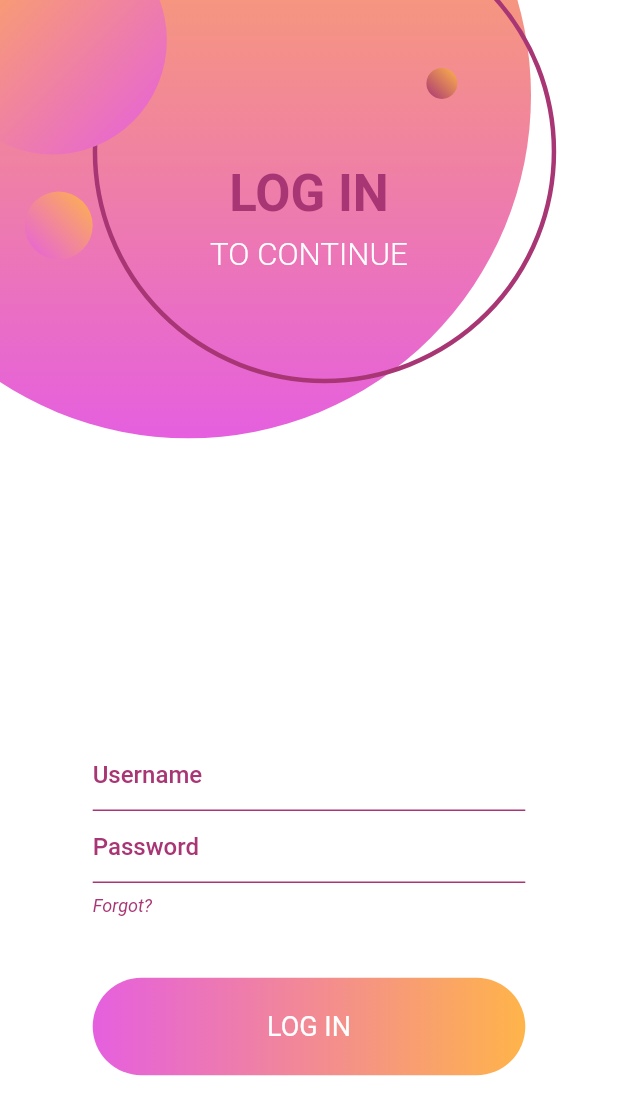
After one commit to DalexisValencia/Simple-login, a Flutter app: the LoginScaffold screen opened directly, on a phone screen of 412 x 824 dp. The commit adds this screen. Shown: the top 1115 px of the screen. Run offline on Flutter 3.47's test engine with Material 2 defaults, Android fonts, the phone set to English and light mode, and no system bars; missing offline and left inert: keyboard_visibility, loading; Roboto replaces fonts that are missing (Litia).

Commit message:
Patron BEM ne la vista Login

```diff
--- /dev/null
+++ b/lib/Screens/Login/components/login__circleHeader.dart
@@ -0,0 +1,99 @@
+import 'package:flutter/material.dart';
+import 'package:third_test_app/widgets/form__circleGradient.dart';
+
+class CircleHeader extends StatelessWidget {
+  @override
+  Widget build(BuildContext context) {
+    return Stack(
+      children: <Widget>[
+        Positioned(
+          top: -MediaQuery.of(context).size.width * 0.40,
+          left: -MediaQuery.of(context).size.width * 0.25,
+          child: CircleGradient(
+            width: MediaQuery.of(context).size.width + 45,
+            height: MediaQuery.of(context).size.width + 45,
+            background: 'gradient',
+            colors: [
+              Theme.of(context).hoverColor,
+              Theme.of(context).primaryColorLight
+            ],
+            radius: MediaQuery.of(context).size.width,
+            gradiendStart: Alignment.topRight,
+            gradientEnd: Alignment.bottomRight,
+            border: null,
+          ),
+        ),
+        Positioned(
+          top: -MediaQuery.of(context).size.width * 0.13,
+          right: MediaQuery.of(context).size.width * 0.10,
+          child: CircleGradient(
+            width: MediaQuery.of(context).size.width * 0.75,
+            height: MediaQuery.of(context).size.width * 0.75,
+            background: 'plane',
+            colors: [
+              Color(0x00000000),
+            ],
+            radius: MediaQuery.of(context).size.width,
+            gradiendStart: null,
+            gradientEnd: null,
+            border: Border.all(
+              width: 3,
+              color: Theme.of(context).primaryColorDark,
+            ),
+          ),
+        ),
+        Positioned(
+          top: -MediaQuery.of(context).size.width * 0.12,
+          left: -MediaQuery.of(context).size.width * 0.1,
+          child: CircleGradient(
+            width: MediaQuery.of(context).size.width * 0.37,
+            height: MediaQuery.of(context).size.width * 0.37,
+            background: 'gradient',
+            colors: [
+              Theme.of(context).hoverColor,
+              Theme.of(context).primaryColorLight
+            ],
+            radius: MediaQuery.of(context).size.width * 0.70,
+            gradiendStart: Alignment.topLeft,
+            gradientEnd: Alignment.bottomRight,
+            border: null,
+          ),
+        ),
+        Positioned(
+          top: MediaQuery.of(context).size.width * 0.31,
+          left: MediaQuery.of(context).size.width * 0.04,
+          child: CircleGradient(
+            width: MediaQuery.of(context).size.width * 0.11,
+            height: MediaQuery.of(context).size.width * 0.11,
+            background: 'gradient',
+            colors: [
+              Theme.of(context).hoverColor,
+              Theme.of(context).primaryColorLight
+            ],
+            radius: MediaQuery.of(context).size.width,
+            gradiendStart: Alignment.topRight,
+            gradientEnd: Alignment.bottomLeft,
+            border: null,
+          ),
+        ),
+        Positioned(
+          top: MediaQuery.of(context).size.width * 0.11,
+          right: MediaQuery.of(context).size.width * 0.26,
+          child: CircleGradient(
+            width: MediaQuery.of(context).size.width * 0.05,
+            height: MediaQuery.of(context).size.width * 0.05,
+            background: 'gradient',
+            colors: [
+              Theme.of(context).hoverColor,
+              Theme.of(context).primaryColorDark
+            ],
+            radius: MediaQuery.of(context).size.width,
+            gradiendStart: Alignment.topRight,
+            gradientEnd: Alignment.bottomLeft,
+            border: null,
+          ),
+        )
+      ],
+    );
+  }
+}
--- /dev/null
+++ b/lib/Screens/Login/components/login__form.dart
@@ -0,0 +1,122 @@
+import 'package:flutter/material.dart';
+import 'package:keyboard_visibility/keyboard_visibility.dart';
+import 'package:third_test_app/widgets/form__button.dart';
+import 'package:third_test_app/widgets/form__input.dart';
+
+class LoginForm extends StatefulWidget {
+  @override
+  LoginFormState createState() => LoginFormState();
+}
+
+class LoginFormState extends State<LoginForm> {
+  bool keyBoardState = false;
+  TextEditingController user;
+  TextEditingController pass;
+  FocusNode focusLoginUser;
+  FocusNode focusLoginPass;
+
+  finish() {
+    FocusScope.of(context).requestFocus(
+      new FocusNode(),
+    );
+    print(user.text);
+    print(pass.text);
+  }
+
+  next() {
+    FocusScope.of(context).requestFocus(focusLoginPass);
+  }
+
+  void initState() {
+    super.initState();
+
+    KeyboardVisibilityNotification().addNewListener(
+      onChange: (bool visible) {
+        setState(() {
+          keyBoardState = visible;
+        });
+      },
+    );
+
+    user = TextEditingController();
+    pass = TextEditingController();
+    focusLoginUser = FocusNode();
+    focusLoginPass = FocusNode();
+  }
+
+  @override
+  Widget build(BuildContext context) {
+    return Container(
+      width: MediaQuery.of(context).size.width, //  *0.73
+      padding: EdgeInsets.only(
+        left: MediaQuery.of(context).size.width * 0.15,
+        right: MediaQuery.of(context).size.width * 0.15,
+      ),
+      margin: EdgeInsets.only(
+        bottom: keyBoardState == true
+            ? 0
+            : MediaQuery.of(context).size.height * 0.13,
+      ),
+      decoration: BoxDecoration(
+          // border: Border.all(
+          //   width: 2,
+          //   color: Colors.red
+          // )
+          ),
+      child: Form(
+        child: Column(
+          children: <Widget>[
+            TextFieldCustom(
+              color: Theme.of(context).primaryColorDark,
+              hintText: 'Username',
+              textFocus: focusLoginUser,
+              textController: user,
+              helperText: null,
+              obscureText: false,
+              submit: () => next(),
+              inputAction: TextInputAction.next,
+            ),
+            TextFieldCustom(
+              color: Theme.of(context).primaryColorDark,
+              hintText: 'Password',
+              textFocus: focusLoginPass,
+              textController: pass,
+              helperText: 'Forgot?',
+              obscureText: true,
+              submit: () => finish(),
+              inputAction: TextInputAction.send,
+            ),
+            Container(
+              margin: EdgeInsets.only(
+                top: MediaQuery.of(context).size.width * 0.10,
+              ),
+              decoration: BoxDecoration(
+                gradient: LinearGradient(
+                  colors: [
+                    Theme.of(context).primaryColorLight,
+                    Theme.of(context).hoverColor
+                  ],
+                ),
+                borderRadius: BorderRadius.circular(40),
+              ),
+              width: MediaQuery.of(context).size.width * 0.73,
+              child: FormButton(
+                child: Text(
+                  "LOG IN",
+                  style: Theme.of(context).textTheme.bodyText1.copyWith(
+                        fontSize: 18,
+                        fontWeight: FontWeight.w400,
+                        color: Theme.of(context).accentColor,
+                      ),
+                ),
+                splashColor: Theme.of(context).accentColor,
+                bgColor: Color(0x000000),
+                onpressed: () => finish(),
+              ),
+            )
+          ],
+        ),
+      ),
+    );
+  }
+}
--- /dev/null
+++ b/lib/Screens/Login/login.dart
@@ -0,0 +1,115 @@
+import 'package:flutter/material.dart';
+import 'package:third_test_app/Screens/Login/components/login__circleHeader.dart';
+import 'package:third_test_app/Screens/Login/components/login__form.dart';
+import 'package:third_test_app/widgets/form__circleGradient.dart';
+import 'package:third_test_app/widgets/form__header.dart';
+
+class LoginScaffold extends StatelessWidget {
+  final bool animtedOpacityProp;
+  LoginScaffold({
+    this.animtedOpacityProp,
+  });
+  @override
+  Widget build(BuildContext context) {
+    return Scaffold(
+      backgroundColor: Theme.of(context).accentColor,
+      body: LoginPage(
+        animtedOpacityProp: animtedOpacityProp,
+      ),
+    );
+  }
+}
+
+class LoginPage extends StatefulWidget {
+  final bool animtedOpacityProp;
+  LoginPage({
+    this.animtedOpacityProp,
+  });
+  @override
+  _LoginPageState createState() => _LoginPageState();
+}
+
+class _LoginPageState extends State<LoginPage> with WidgetsBindingObserver {
+  bool animatedOpacityState = true;
+  void setAnimationState(state) {
+    setState(() {
+      animatedOpacityState = state;
+    });
+  }
+
+  void setTest() {
+    print('segunda final');
+    setAnimationState(false);
+  }
+
+  void yourFunction(context) {
+    // print(mounted);
+    setAnimationState(true);
+    // setAnimationState(true);
+  }
+
+  void didChangeAppLifecycleState(AppLifecycleState state) {
+    // If user resumed to this app, check permission
+    if (state == AppLifecycleState.resumed) {
+      // checkPermission();
+    }
+  }
+
+  @override
+  void initState() {
+    setAnimationState(widget.animtedOpacityProp);
+    super.initState();
+    WidgetsBinding.instance.addObserver(this);
+    WidgetsBinding.instance.addPostFrameCallback((_) => yourFunction(context));
+  }
+
+  @override
+  void dispose() {
+    WidgetsBinding.instance.removeObserver(this);
+    super.dispose();
+  }
+
+  @override
+  Widget build(BuildContext context) {
+    return Container(
+      color: Theme.of(context).accentColor,
+      height: double.infinity,
+      width: double.infinity,
+      child: Stack(
+        children: <Widget>[
+          Positioned(
+            child: CircleHeader(),
+          ),
+          Positioned(
+            top: MediaQuery.of(context).size.height * 0.13,
+            child: AnimatedOpacity(
+              opacity: animatedOpacityState ? 1 : 0,
+              child: FormHeader(
+                title: 'LOG IN',
+                titleColor: Theme.of(context).primaryColorDark,
+                subtitle: 'TO CONTINUE',
+                subtitleColor: Theme.of(context).accentColor,
+              ),
+              duration: Duration(
+                milliseconds: 600,
+              ),
+            ),
+          ),
+          Positioned(
+            bottom: 0,
+            child: AnimatedOpacity(
+              opacity: animatedOpacityState ? 1 : 0,
+              child: Align(
+                alignment: FractionalOffset.bottomCenter,
+                child: LoginForm(),
+              ),
+              duration: Duration(
+                milliseconds: 600,
+              ),
+            ),
+          )
+        ],
+      ),
+    );
+  }
+}
--- a/lib/widgets/button.dart
+++ b/lib/widgets/form__button.dart
@@ -1,12 +1,17 @@
 import 'package:flutter/material.dart';
 
-class WidgetButton extends StatelessWidget {
+class FormButton extends StatelessWidget {
   final Widget child;
   final Color splashColor;
   final Color bgColor;
   final Function onpressed;
 
-  WidgetButton({this.child, this.splashColor, this.bgColor, this.onpressed});
+  FormButton({
+    this.child,
+    this.splashColor,
+    this.bgColor,
+    this.onpressed,
+  });
   @override
   Widget build(BuildContext context) {
     return RaisedButton(
@@ -14,12 +19,9 @@ class WidgetButton extends StatelessWidget {
       color: bgColor,
       elevation: 0,
       shape: RoundedRectangleBorder(
-        borderRadius: BorderRadius.circular(40)
+        borderRadius: BorderRadius.circular(40),
       ),
-      padding: EdgeInsets.only(
-        top:22,
-        bottom:22
-      ),
+      padding: EdgeInsets.symmetric(vertical: 22),
       onPressed: onpressed,
       child: child,
       // child: Text(
--- a/lib/Screens/header.dart
+++ b/lib/widgets/form__header.dart
@@ -1,13 +1,17 @@
 import 'package:flutter/material.dart';
 
-class HeaderCustom extends StatelessWidget {
+class FormHeader extends StatelessWidget {
   final String title;
   final Color titleColor;
   final String subtitle;
   final Color subtitleColor;
 
-  HeaderCustom(
-      {this.title, this.titleColor, this.subtitle, this.subtitleColor});
+  FormHeader({
+    this.title,
+    this.titleColor,
+    this.subtitle,
+    this.subtitleColor,
+  });
 
   @override
   Widget build(BuildContext context) {
@@ -16,7 +20,11 @@ class HeaderCustom extends StatelessWidget {
       child: Column(
         children: <Widget>[
           Container(
-            transform: Matrix4.translationValues(0, -25, 0),
+            transform: Matrix4.translationValues(
+              0,
+              -25,
+              0,
+            ),
             width: MediaQuery.of(context).size.width * 0.60,
             child: FittedBox(
               fit: BoxFit.none,
@@ -31,14 +39,20 @@ class HeaderCustom extends StatelessWidget {
             ),
           ),
           Container(
-            transform: Matrix4.translationValues(0, -43, 0),
+            transform: Matrix4.translationValues(
+              0,
+              -43,
+              0,
+            ),
             width: MediaQuery.of(context).size.width * 0.32,
             child: FittedBox(
               fit: BoxFit.fitWidth,
               child: Text(
                 subtitle,
                 style: Theme.of(context).textTheme.headline6.copyWith(
-                    fontWeight: FontWeight.w300, color: subtitleColor),
+                      fontWeight: FontWeight.w300,
+                      color: subtitleColor,
+                    ),
               ),
             ),
           ),
--- a/lib/widgets/header.dart
+++ /dev/null
@@ -1 +0,0 @@
-// import 'package:flutter/material.dart';
```
Also changed, not shown: lib/Screens/Welcome/body/components/body__footer.dart (+6 -3 lines), lib/Screens/login.dart (deleted, +0 -300 lines), lib/Screens/register.dart (+8 -7 lines), lib/widgets/form__circleGradient.dart (renamed from lib/Screens/circle.dart), lib/widgets/form__input.dart (renamed from lib/widgets/input.dart).
